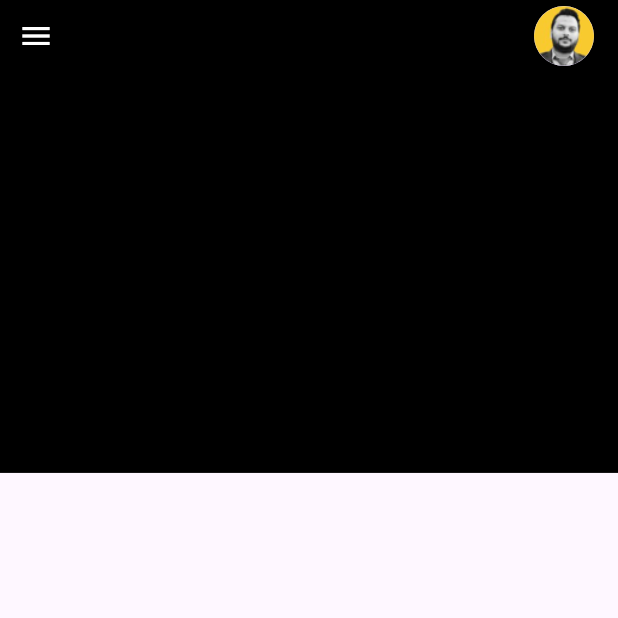
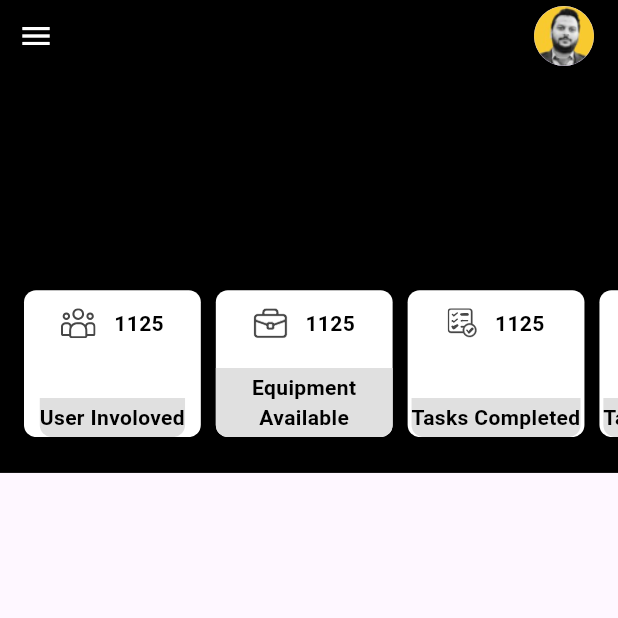
Before and after one commit to yousefmohamed35/innova_task, a Flutter app: the screen it shows after launch, on a phone screen of 412 x 824 dp, the top half of it. Run offline on Flutter 3.47's test engine with Material 3 defaults, Android fonts, the phone set to English and light mode, and no system bars; our stand-ins replace flutter_screenutil, flutter_svg; Roboto replaces fonts that are missing (SF Pro Display).

Commit message:
finish dash board card and its list

```diff
--- a/lib/core/image.dart
+++ b/lib/core/image.dart
@@ -12,4 +12,7 @@ abstract class AppImage {
   static String ticketingImage = 'assets/image/ticketing.svg';
   static String newProjectImage = 'assets/image/newproject.svg';
   static String myProjectImage = 'assets/image/myproject.svg';
+  static String userImage = 'assets/image/user.svg';
+  static String tasksImage = 'assets/image/tsk.svg';
+  static String equipmentImage = 'assets/image/equipment.svg';
 }
--- a/lib/features/dashboard/data/data.dart
+++ b/lib/features/dashboard/data/data.dart
@@ -1,5 +1,6 @@
 import 'package:flutter/material.dart';
 import 'package:invotask/core/image.dart';
+import 'package:invotask/features/dashboard/presentation/models/dashboard_card_model.dart';
 import 'package:invotask/features/dashboard/presentation/models/drawer_body_model.dart';
 
 List<DrawerBodyModel> drawerBodyList = [
@@ -46,3 +47,14 @@ List<DrawerBodyModel> drawerBodyList = [
     image: AppImage.ticketingImage,
   ),
 ];
+
+List<DashboardCardModel> dashboardCardList = [
+  DashboardCardModel(image: AppImage.userImage, text: 'User Involoved'),
+  DashboardCardModel(
+      image: AppImage.equipmentImage, text: 'Equipment Available'),
+  DashboardCardModel(image: AppImage.tasksImage, text: 'Tasks Completed'),
+  DashboardCardModel(image: AppImage.tasksImage, text: 'Tasks Completed'),
+  DashboardCardModel(
+      image: AppImage.equipmentImage, text: 'Equipment Available'),
+  DashboardCardModel(image: AppImage.userImage, text: 'User Involoved'),
+];
--- /dev/null
+++ b/lib/features/dashboard/presentation/models/dashboard_card_model.dart
@@ -0,0 +1,6 @@
+class DashboardCardModel {
+  final String text;
+  final String image;
+
+  DashboardCardModel({required this.text, required this.image});
+}
--- a/lib/features/dashboard/presentation/view/widget/dashboard_body.dart
+++ b/lib/features/dashboard/presentation/view/widget/dashboard_body.dart
@@ -1,8 +1,7 @@
 import 'package:flutter/material.dart';
 import 'package:flutter_screenutil/flutter_screenutil.dart';
-
-
 import 'custom_app_bar.dart';
+import 'dashboard_card_list_view.dart';
 
 class DashboardBody extends StatelessWidget {
   const DashboardBody({super.key});
@@ -17,7 +16,15 @@ class DashboardBody extends StatelessWidget {
           color: Colors.black,
           child: Column(
             children: [
-              CustomAppBar()
+              CustomAppBar(),
+              Spacer(),
+              SizedBox(
+                height: 82.h,
+                child: DashboardCardListView(),
+              ),
+              SizedBox(
+                height: 20.h,
+              )
             ],
           ),
         ),
--- /dev/null
+++ b/lib/features/dashboard/presentation/view/widget/dashboard_card.dart
@@ -0,0 +1,67 @@
+import 'package:flutter/material.dart';
+import 'package:flutter_screenutil/flutter_screenutil.dart';
+import 'package:flutter_svg/svg.dart';
+import 'package:invotask/core/text_style.dart';
+import 'package:invotask/features/dashboard/presentation/models/dashboard_card_model.dart';
+
+class DashboardCard extends StatelessWidget {
+  const DashboardCard({
+    super.key,
+    required this.dashboardCard,
+  });
+  final DashboardCardModel dashboardCard;
+  @override
+  Widget build(BuildContext context) {
+    return Container(
+      margin: EdgeInsets.only(right: 10.0),
+      padding: EdgeInsets.only(top: 12),
+      height: 82.h,
+      width: 103.w,
+      decoration: BoxDecoration(
+        borderRadius: BorderRadius.circular(8.0),
+        color: Colors.white,
+      ),
+      child: Column(
+        children: [
+          Row(
+            mainAxisAlignment: MainAxisAlignment.center,
+            children: [
+              SvgPicture.asset(dashboardCard.image),
+              SizedBox(
+                width: 10.w,
+              ),
+              Text(
+                '1125',
+                style: TextStyles.styleBold(
+                  context,
+                  fontSize: 14,
+                  color: Colors.black,
+                ),
+              ),
+            ],
+          ),
+          Spacer(),
+          Container(
+            padding: EdgeInsets.symmetric(vertical: 3),
+            decoration: BoxDecoration(
+              borderRadius: BorderRadius.only(
+                bottomLeft: Radius.circular(8),
+                bottomRight: Radius.circular(8),
+              ),
+              color: Colors.grey.shade300,
+            ),
+            child: Text(
+              textAlign: TextAlign.center,
+              dashboardCard.text,
+              style: TextStyles.styleBold(
+                context,
+                fontSize: 14,
+                color: Colors.black,
+              ),
+            ),
+          ),
+        ],
+      ),
+    );
+  }
+}
--- /dev/null
+++ b/lib/features/dashboard/presentation/view/widget/dashboard_card_list_view.dart
@@ -0,0 +1,21 @@
+import 'package:flutter/material.dart';
+import 'package:invotask/features/dashboard/data/data.dart';
+
+import 'dashboard_card.dart';
+
+class DashboardCardListView extends StatelessWidget {
+  const DashboardCardListView({
+    super.key,
+  });
+
+  @override
+  Widget build(BuildContext context) {
+    return ListView.builder(
+        padding: EdgeInsets.only(left: 16),
+        itemCount: dashboardCardList.length,
+        scrollDirection: Axis.horizontal,
+        itemBuilder: (context, index) {
+          return DashboardCard(dashboardCard: dashboardCardList[index],);
+        });
+  }
+}
--- /dev/null
+++ b/lib/features/dashboard/presentation/view/widget/search_expanded_bar.dart
@@ -0,0 +1,24 @@
+import 'package:flutter/material.dart';
+import 'package:invotask/core/text_style.dart';
+
+class SearchExpandedBar extends StatelessWidget {
+  const SearchExpandedBar({super.key});
+
+  @override
+  Widget build(BuildContext context) {
+    return Card(
+      child: ExpansionTile(
+        shape: Border.all(width: 0),
+        leading: Icon(
+          Icons.search,
+        ),
+        title: Text(
+          'Test Project with Mohsin',
+          style: TextStyles.styleSemiBold(context,
+              fontSize: 14, color: Color(0xff474747)),
+        ),
+        children: [],
+      ),
+    );
+  }
+}
```
Also changed, not shown: assets/image/equipment.svg (added), assets/image/tsk.svg (added), assets/image/user.svg (added).
